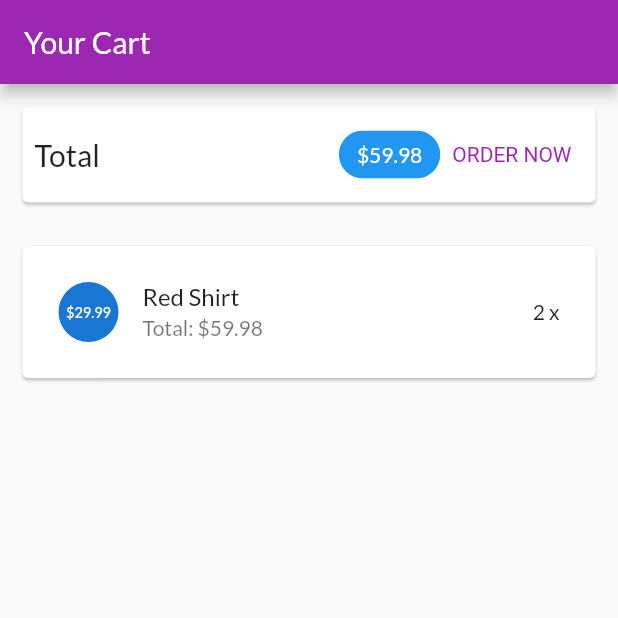
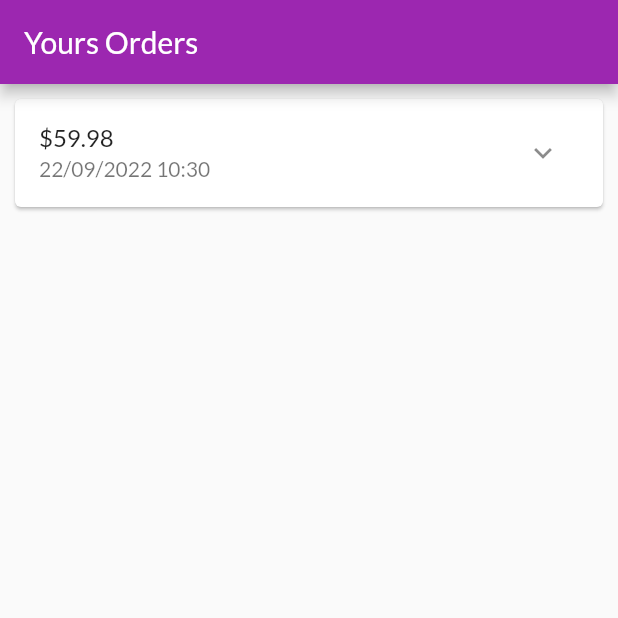
Before and after one commit to khanhvan19/PTUDDD-CT448-02, a Flutter app: the screen it shows after launch, on a phone screen of 412 x 824 dp, the top half of it. Run offline on Flutter 3.47's test engine with Material 2 defaults, Android fonts, the phone set to English and light mode, and no system bars.

Commit message:
Xay dung trang cac dat hang

```diff
--- a/lib/main.dart
+++ b/lib/main.dart
@@ -1,4 +1,5 @@
 import 'package:flutter/material.dart';
+import 'package:myshop/ui/orders/orders_screen.dart';
 
 import 'ui/products/products_manager.dart';
 import 'ui/products/product_detail_screen.dart';
@@ -27,7 +28,7 @@ class MyApp extends StatelessWidget {
         ),
       ),
       home: const SafeArea(
-        child: CartScreen(),
+        child: OrderScreen(),
       ),
 
 
--- /dev/null
+++ b/lib/models/order_item.dart
@@ -0,0 +1,33 @@
+import 'cart_item.dart' ;
+
+class OrderItem {
+  final String? id;
+  final double amount;
+  final List<CartItem> products;
+  final DateTime dateTime;
+
+  int get productCount {
+    return products.length;
+  }
+
+  OrderItem({
+    this.id,
+    required this.amount,
+    required this.products,
+    DateTime? dateTime,
+  }) : dateTime = dateTime ?? DateTime.now();
+
+  OrderItem copyWith({
+    String? id,
+    double? amount,
+    List<CartItem>? products,
+    DateTime? dateTime,
+  }) {
+    return OrderItem(
+      id: id ?? this.id,
+      amount: amount ?? this.amount,
+      products: products ?? this.products,
+      dateTime: dateTime ?? this.dateTime,
+    );
+  }
+}
--- /dev/null
+++ b/lib/ui/orders/order_item_card.dart
@@ -0,0 +1,81 @@
+import 'dart:math';
+
+import 'package:flutter/material.dart';
+import 'package:intl/intl.dart';
+
+import '../../models/order_item.dart';
+
+class OrderItemCard extends StatefulWidget {
+  final OrderItem order;
+
+  const OrderItemCard(this.order, {super.key});
+
+  @override
+  State<OrderItemCard> createState() => _OrderItemCardState();
+}
+
+class _OrderItemCardState extends State<OrderItemCard> {
+  var _expanded = false;
+
+  @override
+  Widget build(BuildContext context) {
+    return Card(
+      margin: const EdgeInsets.all(10),
+      child: Column(
+        children: <Widget>[
+          buildOrderSummary(),
+          if (_expanded) buildOrderDetails()
+        ],
+      ),
+    );
+  }
+
+  Widget buildOrderDetails() {
+    return Container(
+      padding: const EdgeInsets.symmetric(horizontal: 15, vertical: 4),
+      height: min(widget.order.productCount *20.0 + 10, 100),
+      child: ListView(
+        children: widget.order.products
+          .map(
+            (prod) => Row(
+              mainAxisAlignment: MainAxisAlignment.spaceBetween,
+              children: <Widget>[
+                Text(
+                  prod.title,
+                  style: const TextStyle(
+                    fontSize: 18,
+                    fontWeight: FontWeight.bold,
+                  ),
+                ),
+                Text(
+                  '${prod.quantity}x \$${prod.price}',
+                  style: const TextStyle(
+                    fontSize: 18,
+                    color: Colors.grey,
+                  ),
+                )
+              ],
+            )
+          )
+          .toList()
+      ),
+    );
+  }
+
+  Widget buildOrderSummary() {
+    return ListTile(
+      title: Text('\$${widget.order.amount}'),
+      subtitle: Text(
+        DateFormat('dd/MM/yyyy hh:mm').format(widget.order.dateTime),
+      ),
+      trailing: IconButton(
+        icon: Icon(_expanded ? Icons.expand_less : Icons.expand_more),
+        onPressed: () {
+          setState(() {
+            _expanded = !_expanded;
+          });
+        },
+      ),
+    );
+  }
+}
--- /dev/null
+++ b/lib/ui/orders/order_manager.dart
@@ -0,0 +1,30 @@
+import 'package:flutter/cupertino.dart';
+
+import '../../models/cart_item.dart';
+import '../../models/order_item.dart';
+
+class OrdersManager with ChangeNotifier {
+  final List<OrderItem> _orders = [
+    OrderItem(
+      id: 'o1',
+      amount: 59.98,
+      products: [
+        CartItem(
+          id: 'c1',
+          title:'Red Shirt',
+          price: 29.99,
+          quantity: 2,
+        )
+      ],
+      dateTime: DateTime.now(),
+    )
+  ];
+
+  int get orderCount {
+    return _orders.length;
+  }
+
+  List<OrderItem> get orders {
+    return [..._orders];
+  }
+}
--- /dev/null
+++ b/lib/ui/orders/orders_screen.dart
@@ -0,0 +1,23 @@
+import 'package:flutter/material.dart';
+
+import 'order_manager.dart';
+import 'order_item_card.dart';
+
+class OrderScreen extends StatelessWidget {
+  const OrderScreen({super.key});
+
+  @override
+  Widget build(BuildContext context) {
+    print('build orders');
+    final ordersManager = OrdersManager();
+    return Scaffold(
+      appBar: AppBar(
+        title: const Text('Yours Orders'),
+      ),
+      body: ListView.builder(
+        itemCount: ordersManager.orderCount,
+        itemBuilder: (ctx, i) => OrderItemCard(ordersManager.orders[i]),
+      ),
+    );
+  }
+}
--- a/pubspec.yaml
+++ b/pubspec.yaml
@@ -31,6 +31,7 @@ environment:
 dependencies:
   flutter:
     sdk: flutter
+  intl:  ^0.17.0
 
 
   # The following adds the Cupertino Icons font to your application.
```
Also changed, not shown: pubspec.lock.
